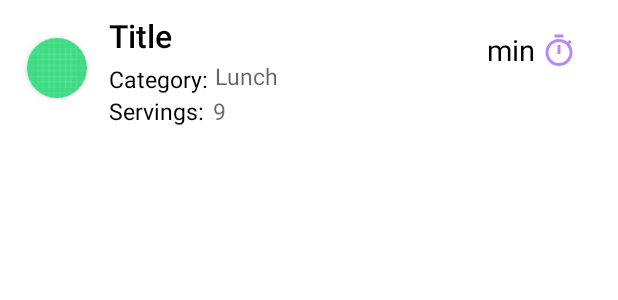
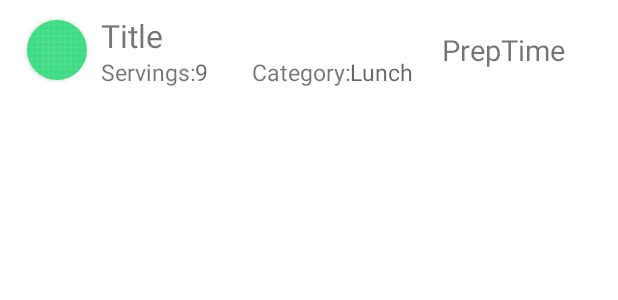
Before and after one commit to CMPUT301F22T22/SnackOverflow, an Android app: the layout recipe_content.xml on its own in the app's theme, with its tools: preview values and no code run, on a phone screen of 412 x 824 dp. Shown: the top 300 px of the screen. Run offline under Robolectric (Android 15) with nearby library versions, the phone set to English and light mode, and no system bars.

Commit message:
Revert "Merge branch 'master' into Hitarth"
This reverts commit f3e8c99174d74c3605cea84673540631fcfc9dc9, reversing
changes made to e4af172d109c08c259100ccfa872462352a1d8e0.

```diff
--- a/code/app/src/main/res/drawable/ic_baseline_timer_24.xml
+++ /dev/null
@@ -1,5 +0,0 @@
-<vector android:height="24dp" android:tint="#BB86FC"
-    android:viewportHeight="24" android:viewportWidth="24"
-    android:width="24dp" xmlns:android="http://schemas.android.com/apk/res/android">
-    <path android:fillColor="@android:color/white" android:pathData="M15,1L9,1v2h6L15,1zM11,14h2L13,8h-2v6zM19.03,7.39l1.42,-1.42c-0.43,-0.51 -0.9,-0.99 -1.41,-1.41l-1.42,1.42C16.07,4.74 14.12,4 12,4c-4.97,0 -9,4.03 -9,9s4.02,9 9,9 9,-4.03 9,-9c0,-2.12 -0.74,-4.07 -1.97,-5.61zM12,20c-3.87,0 -7,-3.13 -7,-7s3.13,-7 7,-7 7,3.13 7,7 -3.13,7 -7,7z"/>
-</vector>
--- a/code/app/src/main/res/layout/activity_modify_recipe.xml
+++ b/code/app/src/main/res/layout/activity_modify_recipe.xml
@@ -50,7 +50,6 @@
                     android:id="@+id/edit_recipe_title"
                     android:layout_width="match_parent"
                     android:layout_height="wrap_content"
-                    android:textColor="@color/black"
                     android:enabled="false"
                     android:inputType="text" />
 
@@ -73,7 +72,6 @@
                 <com.google.android.material.textfield.TextInputEditText
                     android:id="@+id/edit_recipe_category"
                     android:layout_width="match_parent"
-                    android:textColor="@color/black"
                     android:layout_height="wrap_content"
                     android:enabled="false" />
 
@@ -96,7 +94,6 @@
                     android:layout_width="match_parent"
                     android:layout_height="wrap_content"
                     android:enabled="false"
-                    android:textColor="@color/black"
                     android:inputType="number" />
 
             </com.google.android.material.textfield.TextInputLayout>
@@ -117,7 +114,6 @@
                     android:layout_width="match_parent"
                     android:layout_height="wrap_content"
                     android:hint="Prep time"
-                    android:textColor="@color/black"
                     android:enabled="false"
                     android:inputType="number" />
             </com.google.android.material.textfield.TextInputLayout>
@@ -184,7 +180,6 @@
                     android:layout_width="match_parent"
                     android:layout_height="wrap_content"
                     android:enabled="false"
-                    android:textColor="@color/black"
                     android:gravity="top"
                     android:inputType="textMultiLine"
                     android:lines="7" />
@@ -207,7 +202,6 @@
                     android:layout_height="wrap_content"
                     android:enabled="false"
                     android:gravity="top"
-                    android:textColor="@color/black"
                     android:inputType="textMultiLine"
                     android:lines="4" />
 
--- a/code/app/src/main/res/layout/recipe_content.xml
+++ b/code/app/src/main/res/layout/recipe_content.xml
@@ -9,16 +9,30 @@
 
     <!-- Using CardView for CircularImageView -->
 
-    <LinearLayout
+
+    <TextView
+        android:id="@+id/servingsTextView"
         android:layout_width="wrap_content"
         android:layout_height="wrap_content"
-        android:orientation="vertical"
-        android:layout_marginLeft="5dp">
+        android:layout_alignParentStart="true"
+        android:layout_alignParentTop="true"
+        android:layout_marginStart="67dp"
+        android:layout_marginTop="37dp"
+        android:paddingBottom="10dp"
+        android:text="Servings:"
+        android:textSize="15sp" />
 
-        <LinearLayout
+    <TextView
+        android:id="@+id/recipe_servings"
         android:layout_width="wrap_content"
         android:layout_height="wrap_content"
-            android:orientation="horizontal">
+        android:layout_alignParentStart="true"
+        android:layout_alignParentTop="true"
+        android:layout_marginStart="130dp"
+        android:layout_marginTop="37dp"
+        android:hint="9"
+        android:paddingBottom="10dp"
+        android:textSize="15sp" />
 
     <TextView
         android:id="@+id/categoryTextView"
@@ -26,10 +40,10 @@
         android:layout_height="wrap_content"
         android:layout_alignParentStart="true"
         android:layout_alignParentTop="true"
-                android:layout_marginStart="67dp"
-                android:layout_marginTop="42dp"
-                android:text="Category: "
-                android:textColor="@color/black"
+        android:layout_marginStart="168dp"
+        android:layout_marginTop="37dp"
+        android:paddingBottom="10dp"
+        android:text="Category:"
         android:textSize="15sp" />
 
     <TextView
@@ -38,48 +52,17 @@
         android:layout_height="wrap_content"
         android:layout_alignParentStart="true"
         android:layout_alignParentTop="true"
-                android:layout_marginTop="40dp"
-                android:textColor="@color/black"
+        android:layout_marginStart="233dp"
+        android:layout_marginTop="37dp"
         android:hint="Lunch"
+        android:paddingBottom="10dp"
         android:textSize="15sp" />
-        </LinearLayout>
-
-        <LinearLayout
-            android:layout_width="wrap_content"
-            android:layout_height="wrap_content"
-            android:orientation="horizontal">
-
-            <TextView
-                android:id="@+id/servingsTextView"
-                android:layout_width="wrap_content"
-                android:layout_height="wrap_content"
-                android:layout_alignParentStart="true"
-                android:layout_alignParentTop="true"
-                android:layout_marginStart="67dp"
-                android:paddingBottom="10dp"
-                android:text="Servings:"
-                android:textColor="@color/black"
-                android:textSize="15sp" />
-
-            <TextView
-                android:id="@+id/recipe_servings"
-                android:layout_width="wrap_content"
-                android:layout_height="wrap_content"
-                android:layout_alignParentStart="true"
-                android:layout_alignParentTop="true"
-                android:layout_marginStart="5dp"
-                android:hint="9"
-                android:paddingBottom="10dp"
-                android:textColor="@color/black"
-                android:textSize="15sp" />
-        </LinearLayout>
-    </LinearLayout>
 
     <androidx.cardview.widget.CardView
         android:id="@+id/recipe_photo"
         android:layout_width="40dp"
         android:layout_height="40dp"
-        android:layout_marginTop="25dp"
+        android:layout_marginTop="13dp"
         android:layout_marginStart="18dp"
         android:paddingBottom="10dp"
         app:cardCornerRadius="200dp">
@@ -101,10 +84,7 @@
         android:layout_alignParentTop="true"
         android:layout_marginStart="67dp"
         android:layout_marginTop="9dp"
-        android:paddingLeft="5dp"
         android:text="Title"
-        android:fontFamily="sans-serif-medium"
-        android:textColor="@color/black"
         android:textSize="21sp" />
 
     <TextView
@@ -114,30 +94,8 @@
         android:layout_alignParentTop="true"
         android:layout_alignParentEnd="true"
         android:layout_marginTop="20dp"
-        android:layout_marginEnd="95dp"
-        android:textColor="@color/black"
+        android:layout_marginEnd="35dp"
+        android:text="PrepTime"
         android:textSize="19sp" />
-    <TextView
-        android:layout_width="wrap_content"
-        android:layout_height="wrap_content"
-        android:layout_alignParentTop="true"
-        android:layout_alignParentEnd="true"
-        android:layout_marginTop="20dp"
-        android:layout_marginEnd="55dp"
-        android:textColor="@color/black"
-        android:text=" min"
-        android:textSize="19sp" />
-    <ImageView
-        style="@style/Widget.AppCompat.ActionButton"
-        android:layout_width="wrap_content"
-        android:layout_height="wrap_content"
-        android:layout_marginEnd="15dp"
-        android:src="@drawable/ic_baseline_timer_24"
-        android:layout_marginRight="10dp"
-        android:layout_alignParentTop="true"
-        android:layout_alignParentEnd="true"
-        android:layout_marginTop="10dp"
-        android:textColor="@color/black"
-        android:textSize="19sp"/>
 
 </RelativeLayout>
--- a/code/app/src/main/res/values-night/themes.xml
+++ b/code/app/src/main/res/values-night/themes.xml
@@ -12,9 +12,5 @@
         <!-- Status bar color. -->
         <item name="android:statusBarColor" tools:targetApi="l">?attr/colorPrimaryVariant</item>
         <!-- Customize your theme here. -->
-        <item name="android:textColor">@color/black</item>
-        <item name="android:textColorPrimary">@color/black</item>
-        <item name="android:textColorSecondary">@color/black</item>
-        <item name="android:textColorTertiary">@color/black</item>
     </style>
 </resources>
```
Also changed, not shown: code/app/src/main/java/com/example/snackoverflow/AddRecipe.java (+8 -5 lines), code/app/src/main/java/com/example/snackoverflow/FirestoreDatabase.java (+2 -19 lines), code/app/src/main/java/com/example/snackoverflow/ModifyRecipe.java (+18 -27 lines), code/app/src/main/java/com/example/snackoverflow/Recipe.java (+19 -103 lines), code/app/src/main/java/com/example/snackoverflow/RecipeActivity.java (+13 -17 lines), code/app/src/main/res/drawable-hdpi/ic_action_name.png (deleted), code/app/src/main/res/drawable-mdpi/ic_action_name.png (deleted), code/app/src/main/res/drawable-xhdpi/ic_action_name.png (deleted), code/app/src/main/res/drawable-xxhdpi/food_icon.png (deleted), code/app/src/main/res/drawable-xxhdpi/ic_action_name.png (deleted), code/app/src/main/res/drawable-xxxhdpi/ic_action_name.png (deleted), 1 other file. Lines whose indentation alone changed are shown as unchanged.
